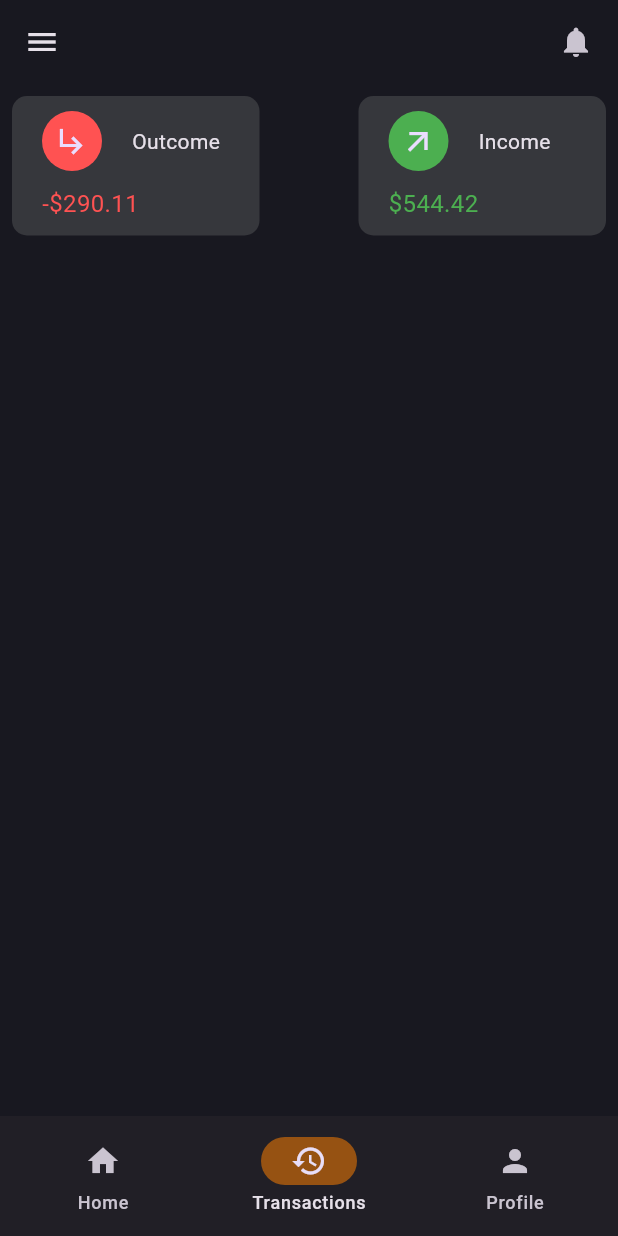
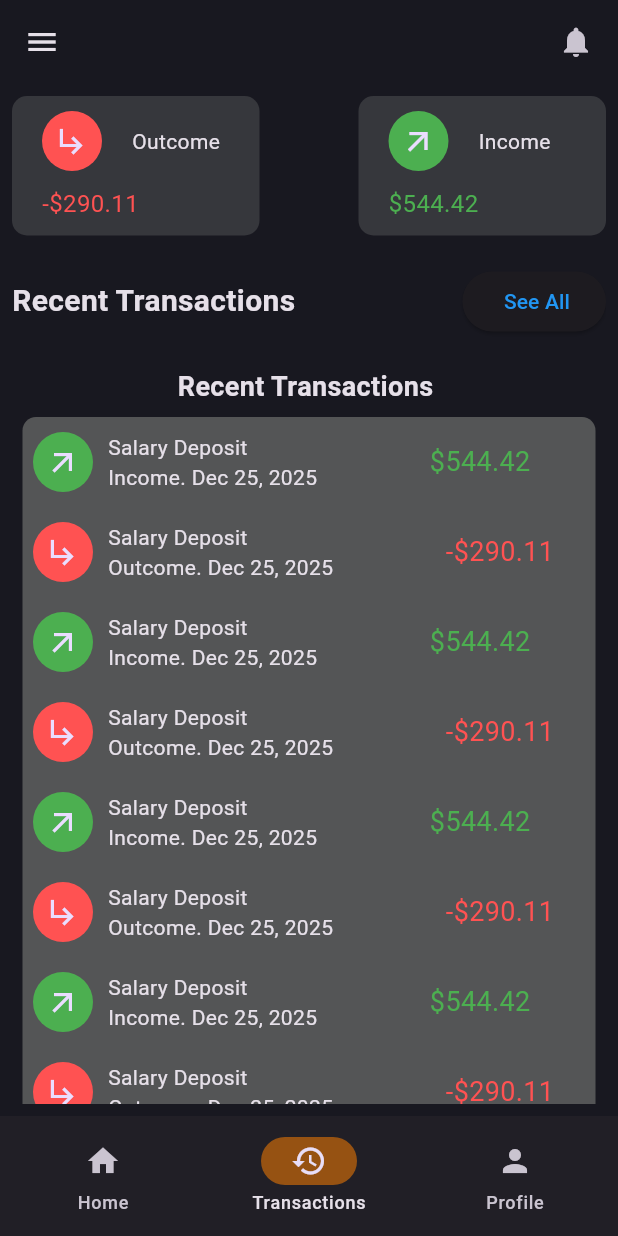
Before and after one commit to sidiya-dev/mauri_pay, a Flutter app: the WidgetTree screen opened by its route, item 2 of the bottom bar chosen, on a phone screen of 412 x 824 dp. Run offline on Flutter 3.47's test engine with Material 3 defaults, Android fonts, the phone set to English and light mode, and no system bars; our stand-ins replace bloc, flutter_bloc, go_router.

Commit message:
List of transactions complated

```diff
--- a/lib/feautres/main/presentation/pages/Trancations/Widgets/list_transactions_widget.dart
+++ b/lib/feautres/main/presentation/pages/Trancations/Widgets/list_transactions_widget.dart
@@ -1,30 +1,52 @@
 import 'package:flutter/material.dart';
 import 'package:intl/intl.dart';
 
-enum TransactionType {INCOME,OUTCOME}
+enum ListTransactionType {INCOME,OUTCOME}
 class ListTransactionsWidget extends StatelessWidget {
   ListTransactionsWidget({super.key,required this.type});
   final formatter = NumberFormat.currency(symbol:"\$");
 
-  final TransactionType type;
+  final ListTransactionType type;
 
   @override
   Widget build(BuildContext context) {
     return Container(
-      padding: EdgeInsets.all(8),
-      margin: EdgeInsets.all(8),
-      decoration: BoxDecoration(
-        borderRadius: BorderRadius.circular(9),
-        color: const Color.fromARGB(255, 84, 85, 86),
-      ),
+      padding: EdgeInsets.symmetric(horizontal:7.0 ,vertical:10.0 ),
       child: Row(
         children: [
             CircleAvatar(
-              child: Icon(type==TransactionType.INCOME ? Icons.arrow_outward:Icons.subdirectory_arrow_right),
-              backgroundColor: type==TransactionType.INCOME? Colors.green:Colors.redAccent ,
+              child: Icon(type==ListTransactionType.INCOME ? Icons.arrow_outward:Icons.subdirectory_arrow_right),
+              backgroundColor: type==ListTransactionType.INCOME? Colors.green:Colors.redAccent ,
+            ),
+            SizedBox(width: 10.0,),
+            Row(
+              crossAxisAlignment: CrossAxisAlignment.center,
+              children: [
+                Column(
+                  crossAxisAlignment: CrossAxisAlignment.start,
+                  children: [
+                    Text("Salary Deposit"),
+                    Row(
+                      children: [
+                        Text(type==ListTransactionType.INCOME ?"Income":"Outcome"),
+                        Text(". Dec 25, 2025")
+                      ],
+                    ),
+                  ],
+                ),
+                SizedBox(width: 75,),
+                Text(formatter.format(type==ListTransactionType.INCOME?544.42:-290.11),
+                  style: TextStyle(
+                    color: type==ListTransactionType.INCOME?Colors.green:Colors.redAccent,
+                    fontSize: 18,
+                  ),
+                ),
+              ],
 
-            )
-      ],),
+            ),
+      ],
+
+      ),
     );
   }
 }
--- a/lib/feautres/main/presentation/pages/Trancations/Widgets/transactions_widget.dart
+++ b/lib/feautres/main/presentation/pages/Trancations/Widgets/transactions_widget.dart
@@ -15,6 +15,8 @@ class TransactionsWidget extends StatelessWidget {
         crossAxisAlignment: CrossAxisAlignment.start,
         spacing: 10,
         children: [
+          Column(
+            children: [
               Row(
                 crossAxisAlignment: CrossAxisAlignment.center,
                 children: [
@@ -26,12 +28,16 @@ class TransactionsWidget extends StatelessWidget {
                   Text(type==TransactionType.INCOME ?"Income":"Outcome")
                 ],
                 ),
+            ],
+          ),
             Text(formatter.format(type==TransactionType.INCOME?544.42:-290.11),
                   style: TextStyle(
                     color: type==TransactionType.INCOME?Colors.green:Colors.redAccent,
                     fontSize: 16,
                   ),
             ),
+
+
         ],
 
       ),
--- a/lib/feautres/main/presentation/pages/Trancations/transactions_page.dart
+++ b/lib/feautres/main/presentation/pages/Trancations/transactions_page.dart
@@ -1,4 +1,5 @@
 import 'package:flutter/material.dart';
+import 'package:mauri_pay/feautres/main/presentation/pages/Trancations/Widgets/list_transactions_widget.dart';
 import 'package:mauri_pay/feautres/main/presentation/pages/Trancations/Widgets/transactions_widget.dart';
 class TransactionsPage extends StatelessWidget {
   const TransactionsPage({super.key});
@@ -6,7 +7,9 @@ class TransactionsPage extends StatelessWidget {
   @override
   Widget build(BuildContext context) {
     return SingleChildScrollView(
-      child: Row(
+      child: Column(
+        children: [
+          Row(
             mainAxisAlignment: MainAxisAlignment.spaceBetween,
             children: [
               Container(
@@ -28,8 +31,59 @@ class TransactionsPage extends StatelessWidget {
                 child:TransactionsWidget(type: TransactionType.INCOME),
               ),
 
+
             ],
           ),
+          SizedBox(height: 20.0,),
+          Row(
+            mainAxisAlignment: MainAxisAlignment.spaceBetween,
+            children: [
+              Text("Recent Transactions ",
+              style: TextStyle(
+                fontSize: 20.0,
+                fontWeight: FontWeight.bold,
+              ),
+              ),
+              ElevatedButton(onPressed: () {
+
+              }, child: Text(" See All",style: TextStyle( color: Colors.blue),
+              ),
+              ),
+            ],
+          ),
+          SizedBox(height: 20.0,),
+          Text("Recent Transactions ",
+              style: TextStyle(
+                fontSize: 18.0,
+                fontWeight: FontWeight.bold,
+              ),
+            ),
+
+          Container(
+            margin: EdgeInsets.all(7.0),
+            decoration: BoxDecoration(
+              borderRadius: BorderRadius.circular(9),
+              color: const Color.fromARGB(255, 84, 85, 86),
+            ),
+            child: Column(
+                children: [
+                  ListTransactionsWidget(type: ListTransactionType.INCOME),
+                  ListTransactionsWidget(type: ListTransactionType.OUTCOME),
+                  ListTransactionsWidget(type: ListTransactionType.INCOME),
+                  ListTransactionsWidget(type: ListTransactionType.OUTCOME),
+                  ListTransactionsWidget(type: ListTransactionType.INCOME),
+                  ListTransactionsWidget(type: ListTransactionType.OUTCOME),
+                  ListTransactionsWidget(type: ListTransactionType.INCOME),
+                  ListTransactionsWidget(type: ListTransactionType.OUTCOME),
+                ],
+            ),
+          ),
+        ],
+
+      ),
+
+
+
     );
   }
 }
```
Lines whose indentation alone changed are shown as unchanged.
